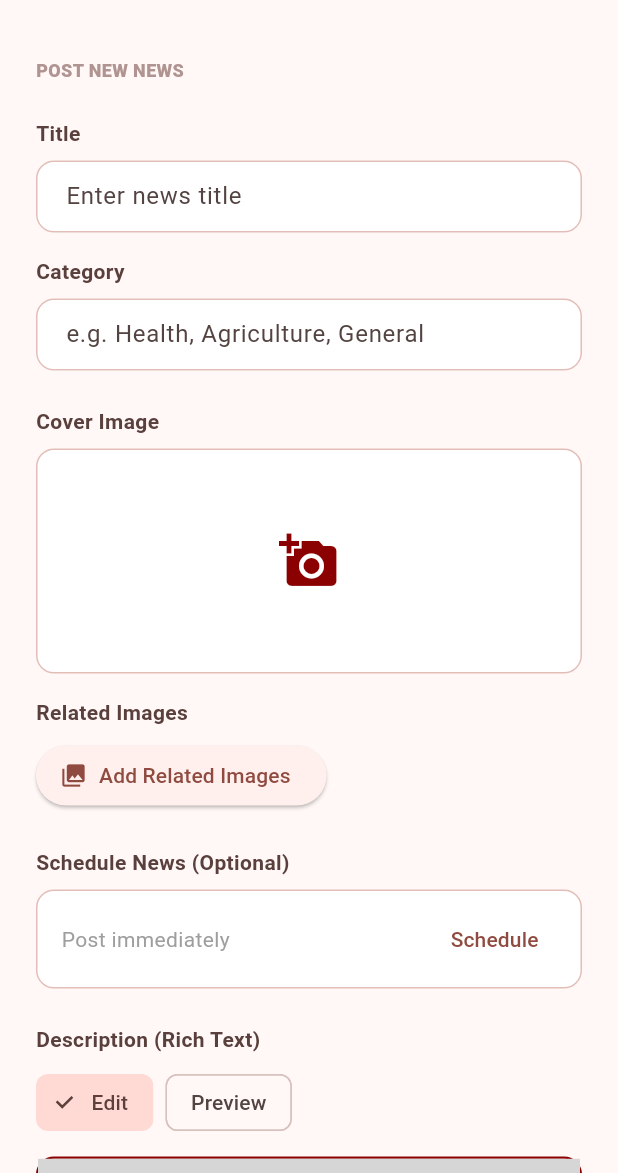
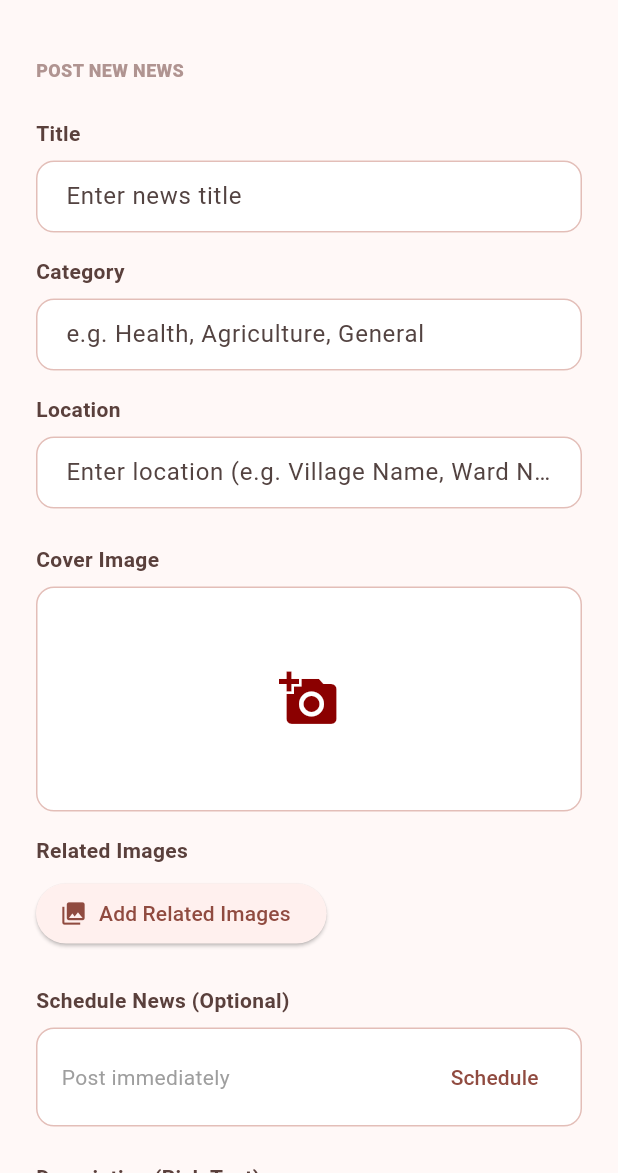
Before and after one commit to OystersKode/grampanchayat_admin, a Flutter app: the ManageNewsScreen screen opened directly, on a phone screen of 412 x 824 dp, the part 63-1236 px from its top. Run offline on Flutter 3.47's test engine with Material 3 defaults, Android fonts, the phone set to English and light mode, and no system bars; our stand-ins replace cloud_firestore, firebase_auth, firebase_core, flutter_markdown, image_picker, shared_preferences; missing offline and left inert: cloudinary_public, flutter_quill, markdown_quill; accounts and stored records are empty; grey boxes are pictures that could not be loaded.

Commit message:
Add location feature

```diff
--- a/lib/admin/screens/manage_news_screen.dart
+++ b/lib/admin/screens/manage_news_screen.dart
@@ -20,6 +20,7 @@ class _ManageNewsScreenState extends State<ManageNewsScreen> {
   final _formKey = GlobalKey<FormState>();
   final TextEditingController _titleController = TextEditingController();
   final TextEditingController _categoryController = TextEditingController();
+  final TextEditingController _locationController = TextEditingController();
   final TextEditingController _searchController = TextEditingController();
   final QuillController _controller = QuillController.basic();
 
@@ -70,6 +71,7 @@ class _ManageNewsScreenState extends State<ManageNewsScreen> {
       _editingId = news['id'].toString();
       _titleController.text = news['title'] ?? '';
       _categoryController.text = news['category'] ?? '';
+      _locationController.text = news['location'] ?? '';
       _coverImage = null;
       _relatedImages = [];
       _scheduledAt = news['scheduled_at'] != null ? (news['scheduled_at'] as Timestamp).toDate() : null;
@@ -165,6 +167,7 @@ class _ManageNewsScreenState extends State<ManageNewsScreen> {
           title: _titleController.text.trim(),
           content: markdownContent,
           category: _categoryController.text.trim(),
+          location: _locationController.text.trim(),
           coverImageUrl: coverImageUrl,
           relatedImages: relatedImageUrls.isNotEmpty ? relatedImageUrls : null,
           scheduledAt: _scheduledAt,
@@ -174,6 +177,7 @@ class _ManageNewsScreenState extends State<ManageNewsScreen> {
           title: _titleController.text.trim(),
           content: markdownContent,
           category: _categoryController.text.trim(),
+          location: _locationController.text.trim(),
           coverImageUrl: coverImageUrl,
           relatedImages: relatedImageUrls,
           scheduledAt: _scheduledAt,
@@ -203,6 +207,7 @@ class _ManageNewsScreenState extends State<ManageNewsScreen> {
   void _clearForm() {
     _titleController.clear();
     _categoryController.clear();
+    _locationController.clear();
     _controller.clear();
     setState(() {
       _editingId = null;
@@ -216,6 +221,7 @@ class _ManageNewsScreenState extends State<ManageNewsScreen> {
   void dispose() {
     _titleController.dispose();
     _categoryController.dispose();
+    _locationController.dispose();
     _searchController.dispose();
     _controller.dispose();
     super.dispose();
@@ -271,6 +277,12 @@ class _ManageNewsScreenState extends State<ManageNewsScreen> {
                     TextFormField(
                       controller: _categoryController,
                       decoration: _buildInputDecoration('e.g. Health, Agriculture, General'),
+                    ),
+                    const SizedBox(height: 16),
+                    _buildLabel('Location'),
+                    TextFormField(
+                      controller: _locationController,
+                      decoration: _buildInputDecoration('Enter location (e.g. Village Name, Ward No)'),
                     ),
                     const SizedBox(height: 24),
 
--- a/lib/admin/services/news_service.dart
+++ b/lib/admin/services/news_service.dart
@@ -40,6 +40,7 @@ class NewsService {
     required String title,
     required String content,
     String? category,
+    String? location,
     String? coverImageUrl,
     List<String>? relatedImages,
     DateTime? scheduledAt,
@@ -49,6 +50,7 @@ class NewsService {
       'title': title,
       'content': content,
       'category': category,
+      'location': location,
       'cover_image_url': coverImageUrl,
       'related_images': relatedImages ?? [],
       'created_by': user?.uid,
@@ -63,6 +65,7 @@ class NewsService {
     required String title,
     required String content,
     String? category,
+    String? location,
     String? coverImageUrl,
     List<String>? relatedImages,
     DateTime? scheduledAt,
@@ -71,6 +74,7 @@ class NewsService {
       'title': title,
       'content': content,
       'category': category,
+      'location': location,
       'cover_image_url': coverImageUrl,
       'related_images': relatedImages,
       'updated_at': FieldValue.serverTimestamp(),
```
